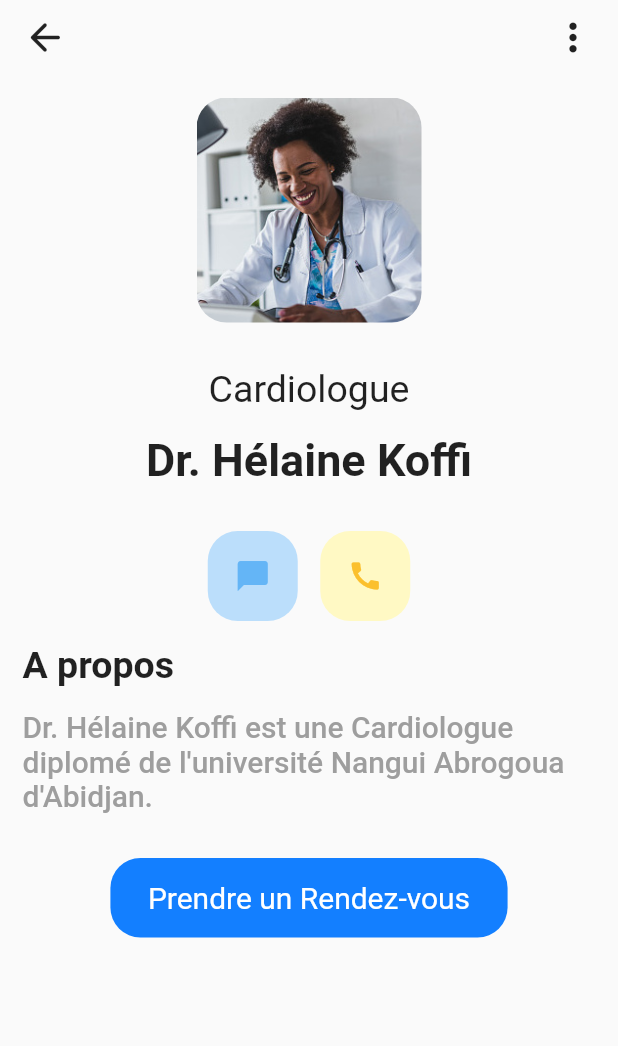
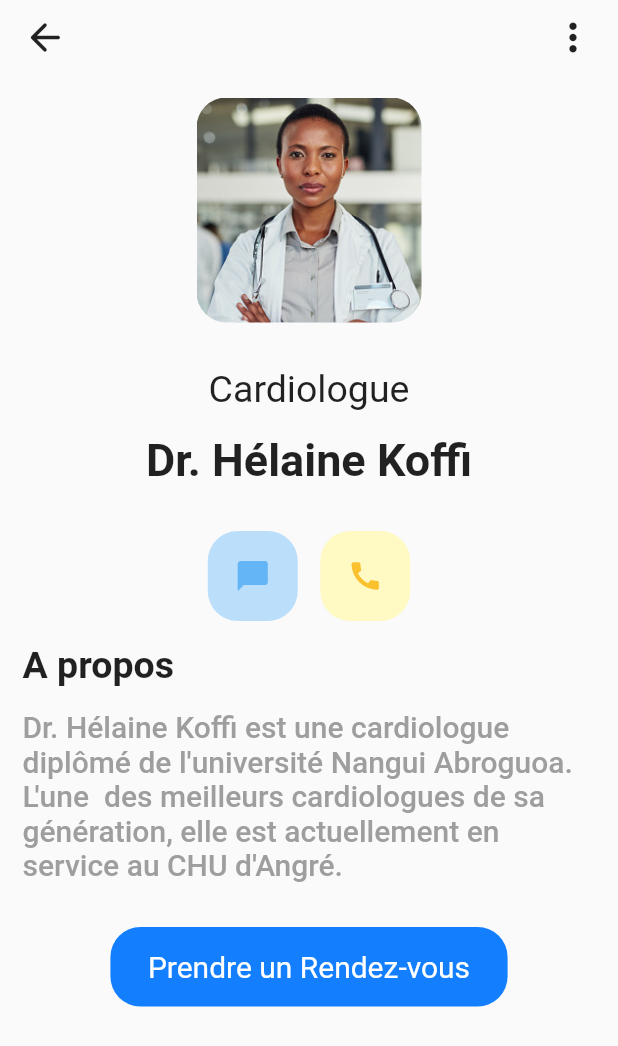
Before and after one commit to MisterPerfect007/sante_flutter, a Flutter app: the Search screen opened directly, after a tap on "Cardiologue", on a phone screen of 412 x 824 dp. Shown: the top 1046 px of the screen. Run offline on Flutter 3.47's test engine with Material 2 defaults, Android fonts, the phone set to English and light mode, and no system bars; our stand-ins replace animated_splash_screen, carousel_pro, get.

Commit message:
The about screen

```diff
--- a/assets/json/doctors.json
+++ b/assets/json/doctors.json
@@ -4,76 +4,97 @@
         "name": "Hélaine Koffi",
         "specialist": "Cardiologue",
         "organ": "Coeur",
-        "id_photo": "assets/doctors/doctor1.jpeg"
+        "id_photo": "assets/doctors/doctor1.jpeg",
+        "desc": "Dr. Hélaine Koffi est une cardiologue diplômé de l'université Nangui Abroguoa. \nL'une  des meilleurs cardiologues de sa génération, elle est actuellement en service au CHU d'Angré."
     },
     {
         "id": "2",
         "name": "Hervé Tanoh",
         "specialist": "Neurologue",
         "organ": "Cerveau",
-        "id_photo": "assets/doctors/doctor2.jpeg"
+        "id_photo": "assets/doctors/doctor2.jpeg",
+        "desc": "Dr. Hervé Tanoh est un neurologue diplômé de l'université de Cocody. \nL'un  des meilleurs neurologues de sa génération, il est actuellement en service au CHU de Yopougon."
+
     },
     {
         "id": "3",
         "name": "Jules Tra Bi",
         "specialist": "Dermatologue",
         "organ": "Peau",
-        "id_photo": "assets/doctors/doctor3.jpeg"
+        "id_photo": "assets/doctors/doctor3.jpeg",
+        "desc": "Dr. Jules Tra Bi est un Dermatologue diplômé de l'université de Cocody. \nL'un  des meilleurs Dermatologues de sa génération, il est actuellement en service au CHU de Yopougon."
+
     },
     {
         "id": "4",
         "name": "Agnès Gonzalez",
         "specialist": "Néphrologue",
         "organ": "Rein",
-        "id_photo": "assets/doctors/doctor4.jpeg"
+        "id_photo": "assets/doctors/doctor4.jpeg",
+        "desc": "Dr. Agnès Gonzalez est une Néphrologue diplômé de l'université Nangui Abroguoa. \nL'une  des meilleurs Néphrologue de sa génération, elle est actuellement en service au CHU d'Angré."
+
     },
     {
         "id": "5",
         "name": "Stéphanie Ouattara",
         "specialist": "Ophtalmologue",
         "organ": "Yeux",
-        "id_photo": "assets/doctors/doctor5.jpeg"
+        "id_photo": "assets/doctors/doctor5.jpeg",
+        "desc": "Dr. Stéphanie Ouattara est une Ophtalmologue diplômé de l'université Nangui Abroguoa. \nL'une  des meilleurs Ophtalmologue de sa génération, elle est actuellement en service au CHU d'Angré."
+
     },
     {
         "id": "6",
         "name": "Samira Koné",
         "specialist": "Ophtalmologue",
         "organ": "Yeux",
-        "id_photo": "assets/doctors/doctor6.jpeg"
+        "id_photo": "assets/doctors/doctor6.jpeg",
+        "desc": "Dr. Samira Koné est une Ophtalmologue diplômé de l'université de Bouaké. \nL'une  des meilleurs Ophtalmologue de sa génération, elle est actuellement en service au CHU de Bouaké."
+
     },
     {
         "id": "7",
         "name": "Adéline Konan",
         "specialist": "Neurologue",
         "organ": "Cerveau",
-        "id_photo": "assets/doctors/doctor7.jpeg"
+        "id_photo": "assets/doctors/doctor7.jpeg",
+        "desc": "Dr. Adéline Konan est une Neurologue diplômé de l'université de Bouaké. \nL'une  des meilleurs Neurologues de sa génération, elle est actuellement en service au CHU de Cocody."
+
     },
     {
         "id": "8",
         "name": "Virigine Kan Yapi",
         "specialist": "Cardiologue",
         "organ": "Coeur",
-        "id_photo": "assets/doctors/doctor8.jpeg"
+        "id_photo": "assets/doctors/doctor8.jpeg",
+        "desc": "Dr. Virigine Kan Yapi est une Cardiologue diplômé de l'université de Bouaké. \nL'une  des meilleurs Cardiologues de sa génération, elle est actuellement en service au CHU de Cocody."
+
     },
     {
         "id": "14",
         "name": "Amélie Kouassi Konan",
         "specialist": "Cardiologue",
         "organ": "Coeur",
-        "id_photo": "assets/doctors/doctor14.jpeg"
+        "id_photo": "assets/doctors/doctor14.jpeg",
+        "desc": "Dr. Amélie Kouassi Konan est une Cardiologue diplômé de l'université de Paris. \nL'une  des meilleurs Cardiologues de sa génération, elle est actuellement en service au CHU d'Angré."
+
     },
     {
         "id": "9",
         "name": "Vatogba Dosso",
         "specialist": "Pneumologue",
         "organ": "Poumons",
-        "id_photo": "assets/doctors/doctor9.jpeg"
+        "id_photo": "assets/doctors/doctor9.jpeg",
+        "desc": "Dr. Vatogba Dosso est un Pneumologue diplômé de l'université de Harvard au Etats Unis. \nL'un  des meilleurs Pneumologues de sa génération, elle est actuellement en service au CHU d'Angré."
+
     },
     {
         "id": "10",
         "name": "Murielle Tagbo",
         "specialist": "Dermatologue",
         "organ": "Peau",
-        "id_photo": "assets/doctors/doctor10.jpeg"
+        "id_photo": "assets/doctors/doctor10.jpeg",
+        "desc": "Dr. Murielle Tagbo est une Dermatologue diplômé de l'université de Harvard au Etats Unis. \nL'une  des meilleurs Dermatologues de sa génération, elle est actuellement en service au CHU d'Angré."
+
     }
 ]
--- a/lib/screens/aboutDoctor/about_doctor.dart
+++ b/lib/screens/aboutDoctor/about_doctor.dart
@@ -1,16 +1,30 @@
 import 'package:flutter/material.dart';
+import 'package:get/get.dart';
+import 'package:sante_app/controllers/categories_controller.dart';
 
 class AboutDoctor extends StatelessWidget {
-  const AboutDoctor({Key? key}) : super(key: key);
+  final String id;
+  AboutDoctor({
+    Key? key,
+    required this.id,
+  }) : super(key: key);
+  final CategoriesController cc = Get.put(CategoriesController());
+
+  retrieveDoctor() {
+    return cc.allDoctorsList.firstWhere((element) => element["id"] == id);
+    // print(doctor);
+  }
 
   @override
   Widget build(BuildContext context) {
+    Map doctor = retrieveDoctor();
+
     return Scaffold(
       appBar: PreferredSize(
         preferredSize: Size(MediaQuery.of(context).size.width, 50),
         child: Container(
           // color: Colors.teal,
-          padding: EdgeInsets.only(left: 15, right: 15),
+          padding: const EdgeInsets.only(left: 15, right: 15),
           child: SafeArea(
             child: Row(
               // mainAxisAlignment: MainAxisAlignment.center,
@@ -46,13 +60,13 @@ class AboutDoctor extends StatelessWidget {
                   borderRadius: BorderRadius.all(Radius.circular(20)),
                   image: DecorationImage(
                       fit: BoxFit.cover,
-                      image: AssetImage('assets/doctors/doctor6.jpeg'))),
+                      image: AssetImage(doctor["id_photo"]))),
             ),
             SizedBox(
               height: 30,
             ),
             Text(
-              'Cardiologue',
+              doctor["specialist"],
               style: TextStyle(
                 fontSize: 25,
               ),
@@ -60,10 +74,13 @@ class AboutDoctor extends StatelessWidget {
             SizedBox(
               height: 15,
             ),
-
             Text(
-              'Dr. Hélaine Koffi',
-              style: TextStyle(fontSize: 30, fontWeight: FontWeight.w700),
+              'Dr. ${doctor["name"]}',
+              textAlign: TextAlign.center,
+              style: const TextStyle(
+                fontSize: 30,
+                fontWeight: FontWeight.w700,
+              ),
             ),
             SizedBox(
               height: 30,
@@ -82,7 +99,7 @@ class AboutDoctor extends StatelessWidget {
                     color: Colors.blue.shade300,
                   ),
                 ),
-                SizedBox(
+                const SizedBox(
                   width: 15,
                 ),
                 Container(
@@ -98,7 +115,9 @@ class AboutDoctor extends StatelessWidget {
                 ),
               ],
             ),
-            SizedBox(height: 15,),
+            const SizedBox(
+              height: 15,
+            ),
             Container(
               alignment: Alignment.topLeft,
               child: Column(
@@ -113,7 +132,7 @@ class AboutDoctor extends StatelessWidget {
                     height: 15,
                   ),
                   Text(
-                    "Dr. Hélaine Koffi est une Cardiologue diplomé de l'université Nangui Abrogoua d'Abidjan.",
+                    doctor["desc"] ?? "Dr. Hélaine Koffi est une Cardiologue diplomé de l'université Nangui Abrogoua d'Abidjan.",
                     textAlign: TextAlign.left,
                     style: TextStyle(
                         fontSize: 20,
@@ -123,13 +142,13 @@ class AboutDoctor extends StatelessWidget {
                 ],
               ),
             ),
-            SizedBox(
+            const SizedBox(
               height: 30,
             ),
             Container(
               padding: const EdgeInsets.only(
                   top: 15, bottom: 15, left: 25, right: 25),
-              decoration: BoxDecoration(
+              decoration: const BoxDecoration(
                   color: Color(0xff137fff),
                   borderRadius: BorderRadius.all(Radius.circular(20))),
               child: Text(
--- a/lib/screens/home/widget/doctor.dart
+++ b/lib/screens/home/widget/doctor.dart
@@ -10,12 +10,14 @@ class Doctor extends StatelessWidget {
   final String image;
   final String specialiste;
   final String nom;
+  final String id;
   bool searching;
   Doctor({
     Key? key,
     required this.image,
     required this.specialiste,
     required this.nom,
+    required this.id,
     this.searching = false
   }) : super(key: key);
 
@@ -32,7 +34,7 @@ class Doctor extends StatelessWidget {
       onTap: () {
         Navigator.push(
           context,
-          MaterialPageRoute(builder: (context) => AboutDoctor())
+          MaterialPageRoute(builder: (context) => AboutDoctor(id: id,))
           );
       },
       child: Container(
--- a/lib/screens/home/widget/header.dart
+++ b/lib/screens/home/widget/header.dart
@@ -11,7 +11,7 @@ class Header extends StatelessWidget {
       child: Row(
         children:  [
           const Text(
-            'Hello, Dr',
+            'Hallo, Dr',
             style: TextStyle(
               fontSize: 30,
               fontWeight: FontWeight.w600,
--- a/lib/screens/home/widget/top_doctors.dart
+++ b/lib/screens/home/widget/top_doctors.dart
@@ -50,6 +50,7 @@ class _TopDoctorsState extends State<TopDoctors> {
                 itemCount: cc.doctorsList.length,
                 itemBuilder: (context, i) {
                   return Doctor(
+                      id: cc.doctorsList[i]["id"],
                       image: cc.doctorsList[i]["id_photo"],
                       specialiste: cc.doctorsList[i]["specialist"],
                       nom: cc.doctorsList[i]["name"]);
--- a/lib/screens/search/search.dart
+++ b/lib/screens/search/search.dart
@@ -25,8 +25,8 @@ class _SearchState extends State<Search> {
 
   @override
   void initState(){
+    super.initState();
     searchResult = cc.allDoctorsList;
-    super.initState();
   }
 
   @override
@@ -89,6 +89,7 @@ class _SearchState extends State<Search> {
           itemCount: searchResult.length,
           itemBuilder: (context, i) {
             return Doctor(
+              id: searchResult[i]["id"],
               image: searchResult[i]["id_photo"],
               specialiste: searchResult[i]["specialist"],
               nom: searchResult[i]["name"],
```
